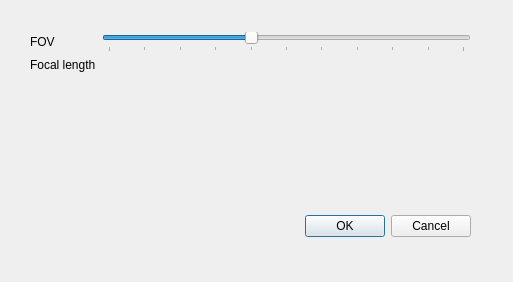
Above: src/libGUI/Widgets/CameraProperties.ui from vicrucann/cherish before the change. Below: the same form after it.
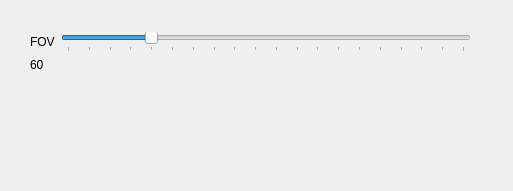
That is the form after the change.

Commit message: camera properties: fov edit done

```diff
--- a/src/libGUI/Widgets/CameraProperties.ui
+++ b/src/libGUI/Widgets/CameraProperties.ui
@@ -7,35 +7,19 @@
     <x>0</x>
     <y>0</y>
     <width>513</width>
-    <height>282</height>
+    <height>191</height>
    </rect>
   </property>
   <property name="windowTitle">
    <string>Dialog</string>
   </property>
-  <widget class="QDialogButtonBox" name="m_buttonBox">
-   <property name="geometry">
-    <rect>
-     <x>130</x>
-     <y>210</y>
-     <width>341</width>
-     <height>32</height>
-    </rect>
-   </property>
-   <property name="orientation">
-    <enum>Qt::Horizontal</enum>
-   </property>
-   <property name="standardButtons">
-    <set>QDialogButtonBox::Cancel|QDialogButtonBox::Ok</set>
-   </property>
-  </widget>
   <widget class="QWidget" name="formLayoutWidget">
    <property name="geometry">
     <rect>
      <x>30</x>
      <y>30</y>
      <width>441</width>
-     <height>148</height>
+     <height>121</height>
     </rect>
    </property>
    <layout class="QFormLayout" name="m_layout">
@@ -58,10 +42,13 @@
        <number>20</number>
       </property>
       <property name="maximum">
-       <number>120</number>
+       <number>210</number>
       </property>
       <property name="singleStep">
-       <number>5</number>
+       <number>10</number>
+      </property>
+      <property name="pageStep">
+       <number>10</number>
       </property>
       <property name="sliderPosition">
        <number>60</number>
@@ -80,7 +67,10 @@
     <item row="2" column="0">
      <widget class="QLabel" name="m_labelFocalLength">
       <property name="text">
-       <string>Focal length</string>
+       <string>60</string>
+      </property>
+      <property name="textFormat">
+       <enum>Qt::PlainText</enum>
       </property>
      </widget>
     </item>
```
Left out of the diff: 37 changed lines with no effect on the pictures. The commit also changes 6 other files.
